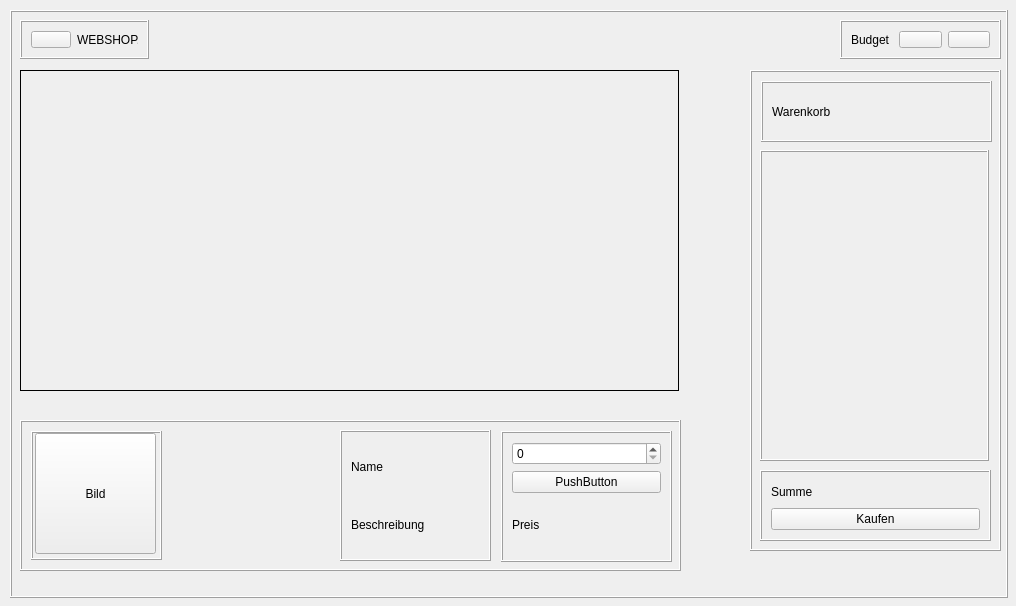
nhatlam96/gui-xtraktor, file frontend/Warenkorb.ui: the form before one commit.
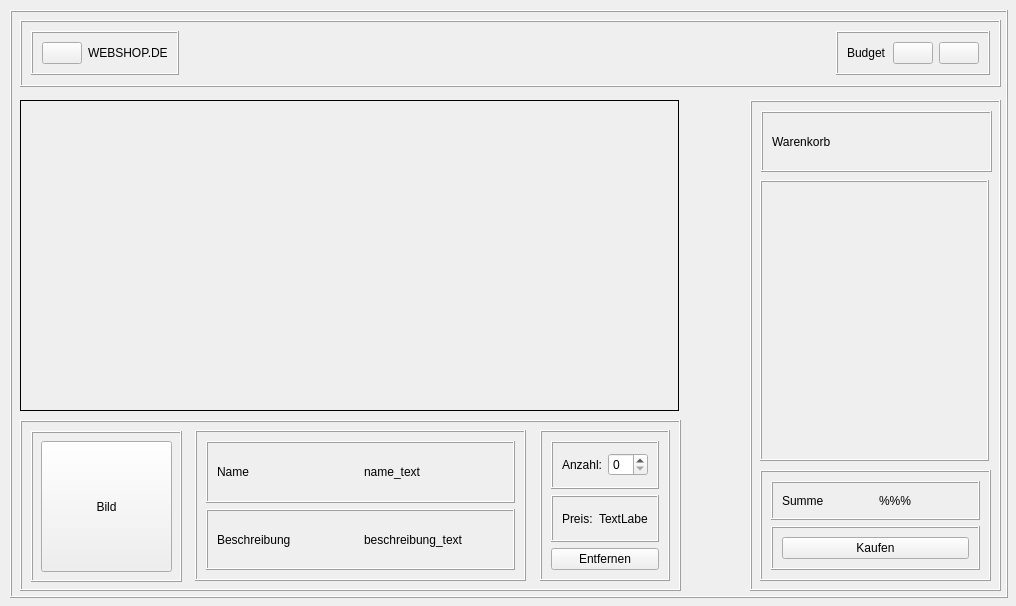
The form after the commit. Icons and pictures are not drawn.

Commit message: warenkorb; dev konsole unused

```diff
--- a/frontend/Warenkorb.ui
+++ b/frontend/Warenkorb.ui
@@ -29,148 +29,13 @@
     <property name="frameShadow">
      <enum>QFrame::Raised</enum>
     </property>
-    <widget class="QFrame" name="frame_2">
-     <property name="geometry">
-      <rect>
-       <x>830</x>
-       <y>10</y>
-       <width>161</width>
-       <height>39</height>
-      </rect>
-     </property>
-     <property name="sizePolicy">
-      <sizepolicy hsizetype="Preferred" vsizetype="Preferred">
-       <horstretch>0</horstretch>
-       <verstretch>0</verstretch>
-      </sizepolicy>
-     </property>
-     <property name="frameShape">
-      <enum>QFrame::Box</enum>
-     </property>
-     <property name="frameShadow">
-      <enum>QFrame::Raised</enum>
-     </property>
-     <layout class="QHBoxLayout" name="horizontalLayout_2">
-      <item>
-       <widget class="QLabel" name="budget_label">
-        <property name="inputMethodHints">
-         <set>Qt::ImhNone</set>
-        </property>
-        <property name="text">
-         <string>Budget</string>
-        </property>
-        <property name="textFormat">
-         <enum>Qt::AutoText</enum>
-        </property>
-       </widget>
-      </item>
-      <item>
-       <widget class="QPushButton" name="acc_Button">
-        <property name="enabled">
-         <bool>true</bool>
-        </property>
-        <property name="text">
-         <string/>
-        </property>
-        <property name="icon">
-         <iconset>
-             <normaloff>:/Icons/icons/self.svg</normaloff>:/Icons/icons/self.svg
-         </iconset>
-        </property>
-        <property name="iconSize">
-         <size>
-          <width>32</width>
-          <height>32</height>
-         </size>
-        </property>
-       </widget>
-      </item>
-      <item>
-       <widget class="QPushButton" name="shopping_Button">
-        <property name="sizePolicy">
-         <sizepolicy hsizetype="Minimum" vsizetype="Fixed">
-          <horstretch>0</horstretch>
-          <verstretch>0</verstretch>
-         </sizepolicy>
-        </property>
-        <property name="focusPolicy">
-         <enum>Qt::StrongFocus</enum>
-        </property>
-        <property name="autoFillBackground">
-         <bool>false</bool>
-        </property>
-        <property name="text">
-         <string/>
-        </property>
-        <property name="icon">
-         <iconset>
-          <normaloff>:/Icons/icons/shopping-cart.svg</normaloff>:/Icons/icons/shopping-cart.svg</iconset>
-        </property>
-        <property name="iconSize">
-         <size>
-          <width>32</width>
-          <height>32</height>
-         </size>
-        </property>
-       </widget>
-      </item>
-     </layout>
-    </widget>
-    <widget class="QFrame" name="frame">
-     <property name="geometry">
-      <rect>
-       <x>10</x>
-       <y>10</y>
-       <width>129</width>
-       <height>39</height>
-      </rect>
-     </property>
-     <property name="frameShape">
-      <enum>QFrame::Box</enum>
-     </property>
-     <property name="frameShadow">
-      <enum>QFrame::Raised</enum>
-     </property>
-     <layout class="QHBoxLayout" name="horizontalLayout_3">
-      <item>
-       <widget class="QPushButton" name="home_Button">
-        <property name="text">
-         <string/>
-        </property>
-        <property name="icon">
-         <iconset>
-          <normaloff>:/Icons/icons/home.svg</normaloff>:/Icons/icons/home.svg</iconset>
-        </property>
-        <property name="iconSize">
-         <size>
-          <width>32</width>
-          <height>32</height>
-         </size>
-        </property>
-       </widget>
-      </item>
-      <item>
-       <widget class="QLabel" name="web_label">
-        <property name="frameShape">
-         <enum>QFrame::NoFrame</enum>
-        </property>
-        <property name="frameShadow">
-         <enum>QFrame::Plain</enum>
-        </property>
-        <property name="text">
-         <string>WEBSHOP.DE</string>
-        </property>
-       </widget>
-      </item>
-     </layout>
-    </widget>
     <widget class="QFrame" name="content_frame">
      <property name="geometry">
       <rect>
        <x>740</x>
-       <y>60</y>
+       <y>90</y>
        <width>251</width>
-       <height>481</height>
+       <height>491</height>
       </rect>
      </property>
      <property name="accessibleName">
@@ -216,7 +81,7 @@
         <x>10</x>
         <y>80</y>
         <width>229</width>
-        <height>311</height>
+        <height>281</height>
        </rect>
       </property>
       <property name="frameShape">
@@ -230,9 +95,9 @@
       <property name="geometry">
        <rect>
         <x>10</x>
-        <y>400</y>
+        <y>370</y>
         <width>231</width>
-        <height>71</height>
+        <height>111</height>
        </rect>
       </property>
       <property name="frameShape">
@@ -241,19 +106,50 @@
       <property name="frameShadow">
        <enum>QFrame::Raised</enum>
       </property>
-      <layout class="QVBoxLayout" name="verticalLayout_5">
+      <layout class="QVBoxLayout" name="verticalLayout_2">
        <item>
-        <widget class="QLabel" name="Summe">
-         <property name="text">
-          <string>Summe</string>
+        <widget class="QFrame" name="frame">
+         <property name="frameShape">
+          <enum>QFrame::Box</enum>
          </property>
+         <property name="frameShadow">
+          <enum>QFrame::Raised</enum>
+         </property>
+         <layout class="QHBoxLayout" name="horizontalLayout_3">
+          <item>
+           <widget class="QLabel" name="Summe">
+            <property name="text">
+             <string>Summe</string>
+            </property>
+           </widget>
+          </item>
+          <item>
+           <widget class="QLabel" name="summe_zahl">
+            <property name="text">
+             <string>%%%</string>
+            </property>
+           </widget>
+          </item>
+         </layout>
         </widget>
        </item>
        <item>
-        <widget class="QPushButton" name="Kaufen">
-         <property name="text">
-          <string>Kaufen</string>
+        <widget class="QFrame" name="frame_2">
+         <property name="frameShape">
+          <enum>QFrame::Box</enum>
          </property>
+         <property name="frameShadow">
+          <enum>QFrame::Raised</enum>
+         </property>
+         <layout class="QHBoxLayout" name="horizontalLayout_2">
+          <item>
+           <widget class="QPushButton" name="buy_button">
+            <property name="text">
+             <string>Kaufen</string>
+            </property>
+           </widget>
+          </item>
+         </layout>
         </widget>
        </item>
       </layout>
@@ -263,9 +159,9 @@
      <property name="geometry">
       <rect>
        <x>10</x>
-       <y>60</y>
+       <y>90</y>
        <width>659</width>
-       <height>321</height>
+       <height>311</height>
       </rect>
      </property>
      <property name="frameShape">
@@ -292,7 +188,7 @@
         <x>0</x>
         <y>0</y>
         <width>657</width>
-        <height>319</height>
+        <height>309</height>
        </rect>
       </property>
      </widget>
@@ -303,7 +199,7 @@
        <x>10</x>
        <y>410</y>
        <width>661</width>
-       <height>151</height>
+       <height>171</height>
       </rect>
      </property>
      <property name="frameShape">
@@ -317,8 +213,8 @@
        <rect>
         <x>11</x>
         <y>11</y>
-        <width>131</width>
-        <height>129</height>
+        <width>151</width>
+        <height>151</height>
        </rect>
       </property>
       <property name="frameShape">
@@ -330,10 +226,10 @@
       <widget class="QPushButton" name="Bild">
        <property name="geometry">
         <rect>
-         <x>4</x>
-         <y>2</y>
-         <width>121</width>
-         <height>121</height>
+         <x>10</x>
+         <y>10</y>
+         <width>131</width>
+         <height>131</height>
         </rect>
        </property>
        <property name="text">
@@ -344,10 +240,10 @@
      <widget class="QFrame" name="frame_5">
       <property name="geometry">
        <rect>
-        <x>481</x>
-        <y>11</y>
-        <width>171</width>
-        <height>131</height>
+        <x>520</x>
+        <y>10</y>
+        <width>130</width>
+        <height>151</height>
        </rect>
       </property>
       <property name="frameShape">
@@ -358,19 +254,57 @@
       </property>
       <layout class="QVBoxLayout" name="verticalLayout">
        <item>
-        <widget class="QSpinBox" name="spinBox"/>
+        <widget class="QFrame" name="frame_12">
+         <property name="frameShape">
+          <enum>QFrame::Box</enum>
+         </property>
+         <property name="frameShadow">
+          <enum>QFrame::Raised</enum>
+         </property>
+         <layout class="QHBoxLayout" name="horizontalLayout_7">
+          <item>
+           <widget class="QLabel" name="Anzahl">
+            <property name="text">
+             <string>Anzahl:</string>
+            </property>
+           </widget>
+          </item>
+          <item>
+           <widget class="QSpinBox" name="anzahl_spinBox"/>
+          </item>
+         </layout>
+        </widget>
+       </item>
+       <item>
+        <widget class="QFrame" name="frame_10">
+         <property name="frameShape">
+          <enum>QFrame::Box</enum>
+         </property>
+         <property name="frameShadow">
+          <enum>QFrame::Raised</enum>
+         </property>
+         <layout class="QHBoxLayout" name="horizontalLayout_6">
+          <item>
+           <widget class="QLabel" name="Preis">
+            <property name="text">
+             <string>Preis:</string>
+            </property>
+           </widget>
+          </item>
+          <item>
+           <widget class="QLabel" name="preis_zahl">
+            <property name="text">
+             <string>TextLabel</string>
+            </property>
+           </widget>
+          </item>
+         </layout>
+        </widget>
        </item>
        <item>
         <widget class="QPushButton" name="pushButton">
          <property name="text">
-          <string>PushButton</string>
-         </property>
-        </widget>
-       </item>
-       <item>
-        <widget class="QLabel" name="Preis">
-         <property name="text">
-          <string>Preis</string>
+          <string>Entfernen</string>
          </property>
         </widget>
        </item>
@@ -379,10 +313,10 @@
      <widget class="QFrame" name="frame_7">
       <property name="geometry">
        <rect>
-        <x>320</x>
+        <x>175</x>
         <y>10</y>
-        <width>151</width>
-        <height>131</height>
+        <width>331</width>
+        <height>151</height>
        </rect>
       </property>
       <property name="frameShape">
@@ -391,24 +325,205 @@
       <property name="frameShadow">
        <enum>QFrame::Raised</enum>
       </property>
-      <layout class="QVBoxLayout" name="verticalLayout_3">
+      <layout class="QVBoxLayout" name="verticalLayout_5">
        <item>
-        <widget class="QLabel" name="Name">
-         <property name="text">
-          <string>Name</string>
+        <widget class="QFrame" name="frame_13">
+         <property name="frameShape">
+          <enum>QFrame::Box</enum>
          </property>
+         <property name="frameShadow">
+          <enum>QFrame::Raised</enum>
+         </property>
+         <layout class="QHBoxLayout" name="horizontalLayout_9">
+          <item>
+           <widget class="QLabel" name="Name">
+            <property name="frameShape">
+             <enum>QFrame::NoFrame</enum>
+            </property>
+            <property name="text">
+             <string>Name</string>
+            </property>
+           </widget>
+          </item>
+          <item>
+           <widget class="QLabel" name="name_text">
+            <property name="text">
+             <string>name_text</string>
+            </property>
+           </widget>
+          </item>
+         </layout>
         </widget>
        </item>
        <item>
-        <widget class="QLabel" name="Beschreibung">
-         <property name="text">
-          <string>Beschreibung</string>
+        <widget class="QFrame" name="frame_15">
+         <property name="frameShape">
+          <enum>QFrame::Box</enum>
          </property>
+         <property name="frameShadow">
+          <enum>QFrame::Raised</enum>
+         </property>
+         <layout class="QHBoxLayout" name="horizontalLayout_8">
+          <item>
+           <widget class="QLabel" name="Beschreibung">
+            <property name="text">
+             <string>Beschreibung</string>
+            </property>
+           </widget>
+          </item>
+          <item>
+           <widget class="QLabel" name="beschreibung_text">
+            <property name="text">
+             <string>beschreibung_text</string>
+            </property>
+           </widget>
+          </item>
+         </layout>
         </widget>
        </item>
       </layout>
      </widget>
     </widget>
+    <widget class="QFrame" name="header_frame">
+     <property name="geometry">
+      <rect>
+       <x>10</x>
+       <y>10</y>
+       <width>981</width>
+       <height>67</height>
+      </rect>
+     </property>
+     <property name="frameShape">
+      <enum>QFrame::Box</enum>
+     </property>
+     <property name="frameShadow">
+      <enum>QFrame::Raised</enum>
+     </property>
+     <layout class="QHBoxLayout" name="horizontalLayout">
+      <item alignment="Qt::AlignLeft|Qt::AlignTop">
+       <widget class="QFrame" name="frame_4">
+        <property name="frameShape">
+         <enum>QFrame::Box</enum>
+        </property>
+        <property name="frameShadow">
+         <enum>QFrame::Raised</enum>
+        </property>
+        <layout class="QHBoxLayout" name="horizontalLayout_4">
+         <item>
+          <widget class="QPushButton" name="home_Button">
+           <property name="text">
+            <string/>
+           </property>
+           <property name="icon">
+            <iconset>
+             <normaloff>:/Icons/icons/home.svg</normaloff>:/Icons/icons/home.svg</iconset>
+           </property>
+           <property name="iconSize">
+            <size>
+             <width>32</width>
+             <height>32</height>
+            </size>
+           </property>
+          </widget>
+         </item>
+         <item>
+          <widget class="QLabel" name="web_label">
+           <property name="frameShape">
+            <enum>QFrame::NoFrame</enum>
+           </property>
+           <property name="frameShadow">
+            <enum>QFrame::Plain</enum>
+           </property>
+           <property name="text">
+            <string>WEBSHOP.DE</string>
+           </property>
+          </widget>
+         </item>
+        </layout>
+       </widget>
+      </item>
+      <item alignment="Qt::AlignRight|Qt::AlignTop">
+       <widget class="QFrame" name="frame_9">
+        <property name="sizePolicy">
+         <sizepolicy hsizetype="Preferred" vsizetype="Preferred">
+          <horstretch>0</horstretch>
+          <verstretch>0</verstretch>
+         </sizepolicy>
+        </property>
+        <property name="frameShape">
+         <enum>QFrame::Box</enum>
+        </property>
+        <property name="frameShadow">
+         <enum>QFrame::Raised</enum>
+        </property>
+        <layout class="QHBoxLayout" name="horizontalLayout_5">
+         <item>
+          <widget class="QLabel" name="budget_label">
+           <property name="inputMethodHints">
+            <set>Qt::ImhNone</set>
+           </property>
+           <property name="text">
+            <string>Budget</string>
+           </property>
+           <property name="textFormat">
+            <enum>Qt::AutoText</enum>
+           </property>
+          </widget>
+         </item>
+         <item>
+          <widget class="QPushButton" name="acc_Button">
+           <property name="enabled">
+            <bool>true</bool>
+           </property>
+           <property name="text">
+            <string/>
+           </property>
+           <property name="icon">
+            <iconset>
+             <normaloff>:/Icons/icons/self.svg</normaloff>:/Icons/icons/self.svg</iconset>
+           </property>
+           <property name="iconSize">
+            <size>
+             <width>32</width>
+             <height>32</height>
+            </size>
+           </property>
+          </widget>
+         </item>
+         <item>
+          <widget class="QPushButton" name="shopping_Button">
+           <property name="sizePolicy">
+            <sizepolicy hsizetype="Minimum" vsizetype="Fixed">
+             <horstretch>0</horstretch>
+             <verstretch>0</verstretch>
+            </sizepolicy>
+           </property>
+           <property name="focusPolicy">
+            <enum>Qt::StrongFocus</enum>
+           </property>
+           <property name="autoFillBackground">
+            <bool>false</bool>
+           </property>
+           <property name="text">
+            <string/>
+           </property>
+           <property name="icon">
+            <iconset>
+             <normaloff>:/Icons/icons/shopping-cart.svg</normaloff>:/Icons/icons/shopping-cart.svg</iconset>
+           </property>
+           <property name="iconSize">
+            <size>
+             <width>32</width>
+             <height>32</height>
+            </size>
+           </property>
+          </widget>
+         </item>
+        </layout>
+       </widget>
+      </item>
+     </layout>
+    </widget>
    </widget>
   </widget>
  </widget>
```
The commit also changes 2 other files.
